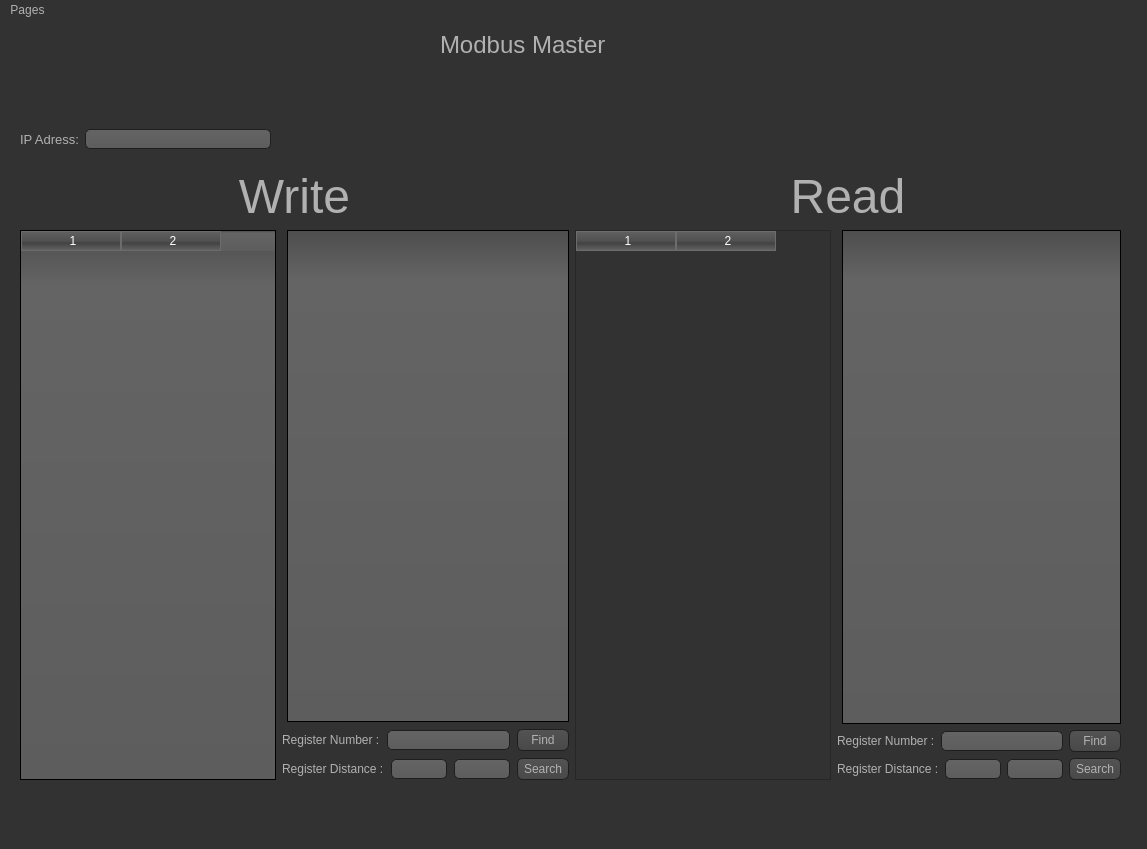
Old version of the form ui/modbus.ui in the repository erhan-namli/modbus-master-service-azure.
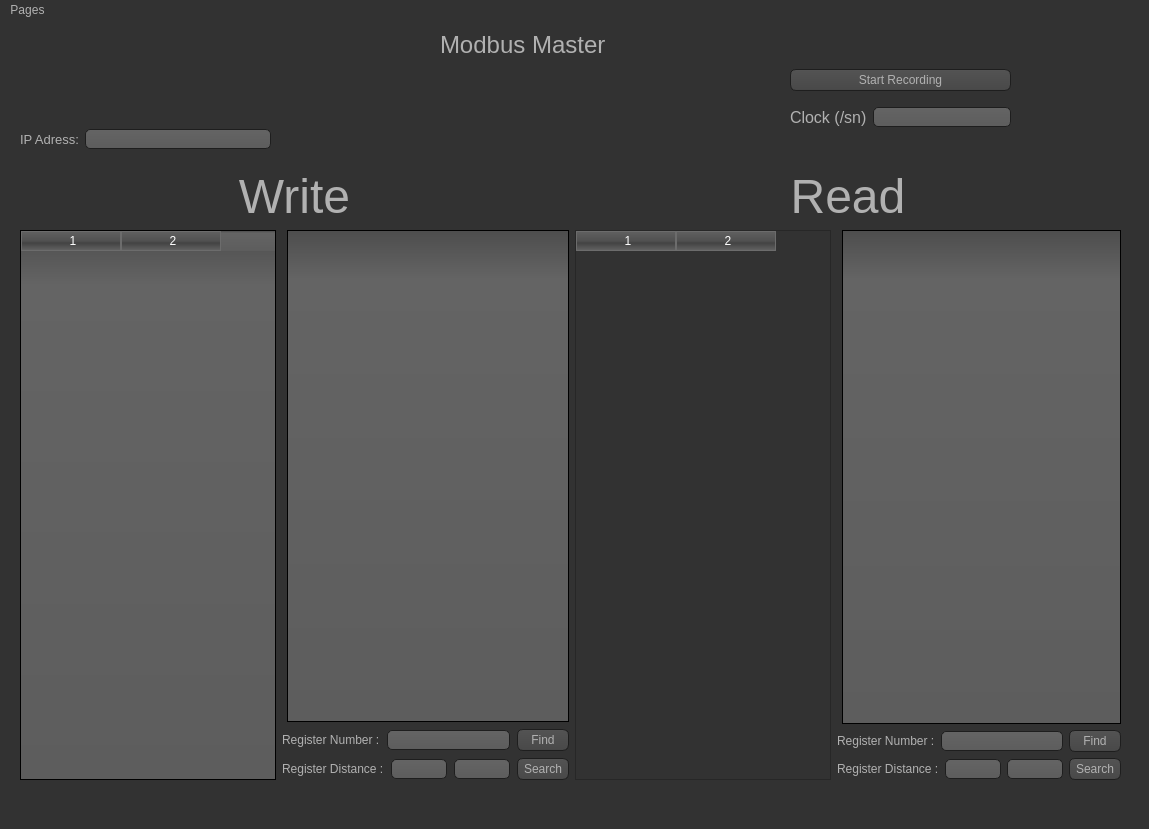
New version of the form. Icons and pictures are not drawn.

What changed in the file:
```diff
--- a/ui/modbus.ui
+++ b/ui/modbus.ui
@@ -6,8 +6,8 @@
    <rect>
     <x>0</x>
     <y>0</y>
-    <width>1147</width>
-    <height>849</height>
+    <width>1149</width>
+    <height>829</height>
    </rect>
   </property>
   <property name="windowTitle">
@@ -655,7 +655,7 @@
               <widget class="QLineEdit" name="lineEdit_2"/>
              </item>
              <item>
-              <widget class="QPushButton" name="pushButton">
+              <widget class="QPushButton" name="btn_Find">
                <property name="text">
                 <string>Find</string>
                </property>
@@ -809,13 +809,55 @@
      </item>
     </layout>
    </widget>
+   <widget class="QWidget" name="verticalLayoutWidget">
+    <property name="geometry">
+     <rect>
+      <x>790</x>
+      <y>40</y>
+      <width>221</width>
+      <height>80</height>
+     </rect>
+    </property>
+    <layout class="QVBoxLayout" name="verticalLayout_5">
+     <item>
+      <layout class="QHBoxLayout" name="horizontalLayout_9">
+       <item>
+        <widget class="QPushButton" name="pushButton">
+         <property name="text">
+          <string>Start Recording</string>
+         </property>
+        </widget>
+       </item>
+      </layout>
+     </item>
+     <item>
+      <layout class="QHBoxLayout" name="horizontalLayout_10">
+       <item>
+        <widget class="QLabel" name="label_10">
+         <property name="font">
+          <font>
+           <pointsize>12</pointsize>
+          </font>
+         </property>
+         <property name="text">
+          <string>Clock (/sn)</string>
+         </property>
+        </widget>
+       </item>
+       <item>
+        <widget class="QLineEdit" name="lineEdit"/>
+       </item>
+      </layout>
+     </item>
+    </layout>
+   </widget>
   </widget>
   <widget class="QMenuBar" name="menubar">
    <property name="geometry">
     <rect>
      <x>0</x>
      <y>0</y>
-     <width>1147</width>
+     <width>1149</width>
      <height>26</height>
     </rect>
    </property>
```
Left out of the diff: 2 changed lines with no effect on the pictures.
